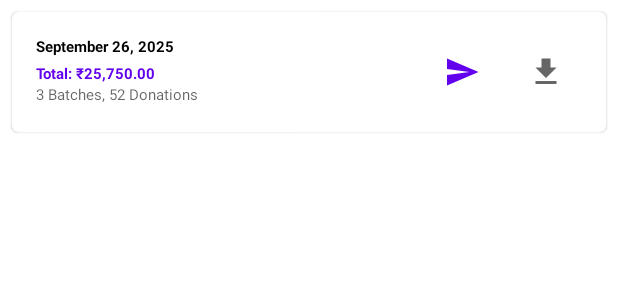
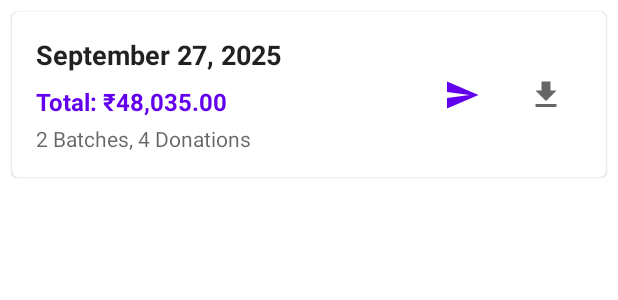
Before and after one commit to amjaingzb/rkmAttendanceAndroidApp, an Android app: the layout list_item_report_donation_day.xml on its own in the app's theme, with its tools: preview values and no code run, on a phone screen of 412 x 824 dp. Shown: the top 300 px of the screen. Run offline under Robolectric (Android 15) with nearby library versions, the phone set to English and light mode, and no system bars.

Commit message:
Donor admin report functionality 5.4

```diff
--- a/app/src/main/res/layout/list_item_report_donation_day.xml
+++ b/app/src/main/res/layout/list_item_report_donation_day.xml
@@ -18,33 +18,35 @@
             android:id="@+id/text_date"
             android:layout_width="wrap_content"
             android:layout_height="wrap_content"
-            android:textAppearance="?attr/textAppearanceTitleMedium"
+            android:textSize="18sp"
+            android:textColor="?android:attr/textColorPrimary"
             android:textStyle="bold"
             app:layout_constraintStart_toStartOf="parent"
             app:layout_constraintTop_toTopOf="parent"
-            tools:text="September 26, 2025" />
+            tools:text="September 27, 2025" />
 
         <TextView
             android:id="@+id/text_total_amount"
             android:layout_width="wrap_content"
             android:layout_height="wrap_content"
-            android:layout_marginTop="4dp"
-            android:textAppearance="?attr/textAppearanceBodyLarge"
+            android:layout_marginTop="8dp"
+            android:textSize="16sp"
             android:textColor="?attr/colorPrimary"
             android:textStyle="bold"
             app:layout_constraintStart_toStartOf="parent"
             app:layout_constraintTop_toBottomOf="@id/text_date"
-            tools:text="Total: ₹25,750.00" />
+            tools:text="Total: ₹48,035.00" />
 
         <TextView
             android:id="@+id/text_summary_details"
             android:layout_width="wrap_content"
             android:layout_height="wrap_content"
-            android:textAppearance="?attr/textAppearanceBodyMedium"
+            android:layout_marginTop="4dp"
+            android:textSize="14sp"
             android:textColor="?android:attr/textColorSecondary"
             app:layout_constraintStart_toStartOf="parent"
             app:layout_constraintTop_toBottomOf="@id/text_total_amount"
-            tools:text="3 Batches, 52 Donations" />
+            tools:text="2 Batches, 4 Donations" />
 
         <LinearLayout
             android:layout_width="wrap_content"
```
